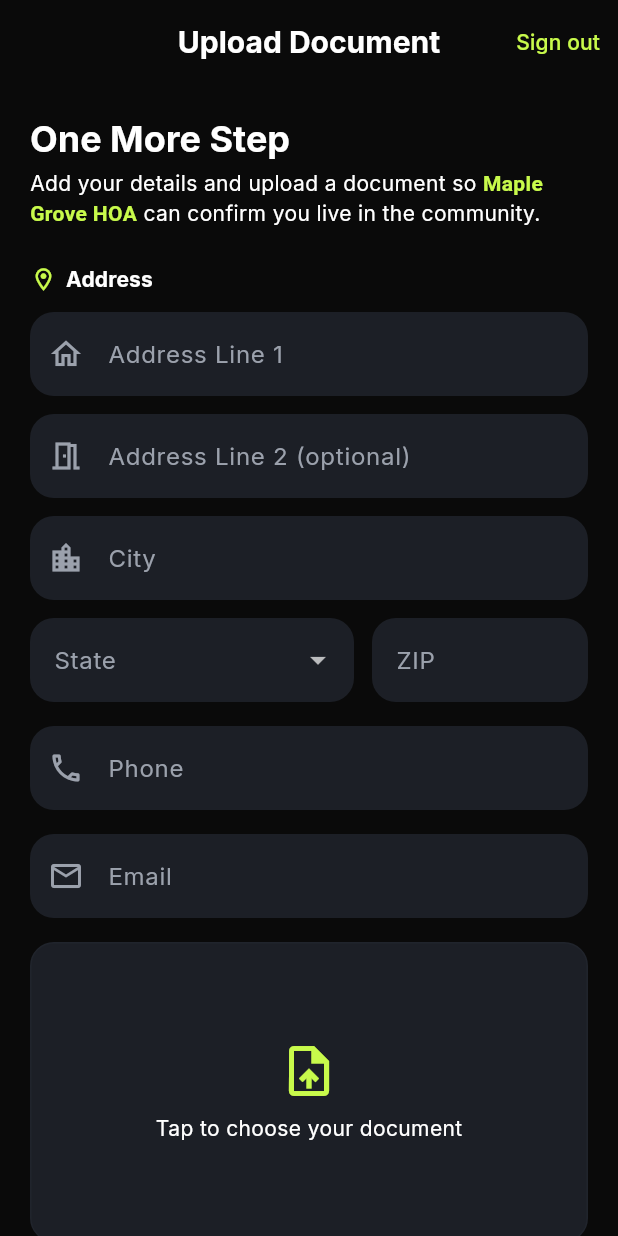
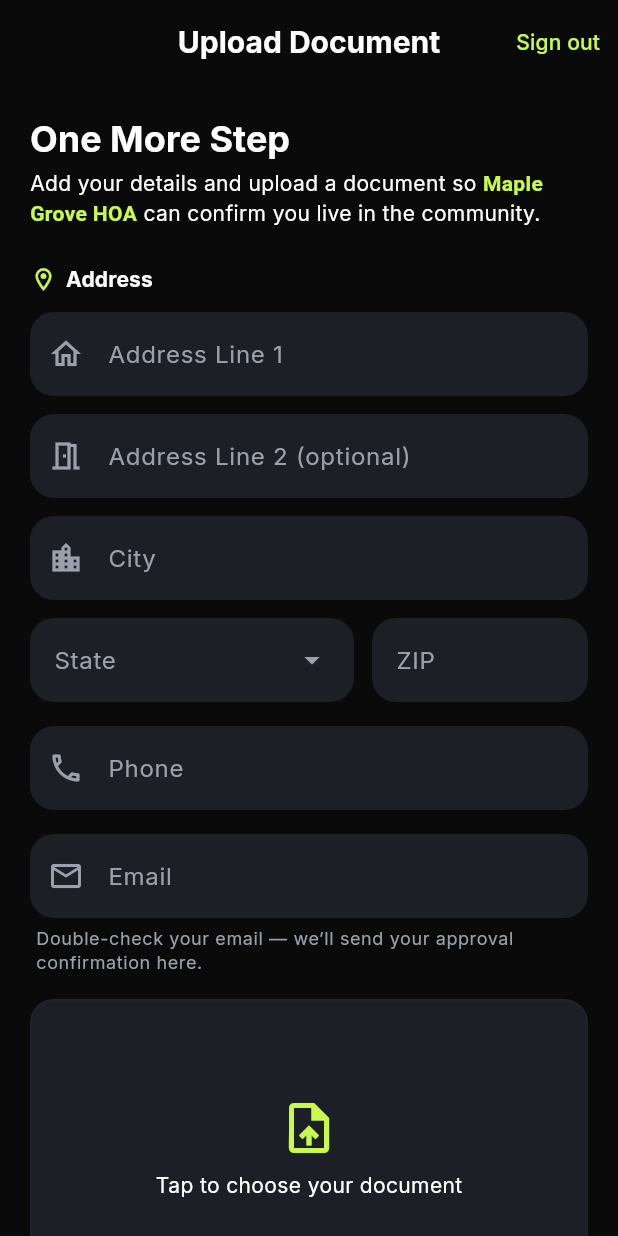
Before and after one commit to SabihSiddiqui1337/community-reserve, a Flutter app: the ResidencyVerificationScreen screen opened by its route, on a phone screen of 412 x 824 dp. Run offline on Flutter 3.47's test engine with Material 3 defaults, Android fonts, the phone set to English and light mode, and no system bars; our stand-ins replace cloud_firestore, cloud_functions, firebase_auth, firebase_core, firebase_messaging, firebase_storage and 10 more; missing offline and left inert: dart:html, flutter_inappwebview; accounts and stored records are empty.

Commit message:
Residency: searchable State field (type to filter), Email now required + reassuring helper note
Co-Authored-By: Claude Opus 4.8 (1M context) <noreply@anthropic.com>

```diff
--- a/lib/features/residency/presentation/residency_verification_screen.dart
+++ b/lib/features/residency/presentation/residency_verification_screen.dart
@@ -187,6 +187,7 @@ class _ResidencyVerificationScreenState
         _city.text.trim().isNotEmpty &&
         (_stateValue ?? '').isNotEmpty &&
         _zip.text.trim().isNotEmpty &&
+        _email.text.trim().isNotEmpty &&
         _bytes != null;
 
     return Scaffold(
@@ -279,15 +280,20 @@ class _ResidencyVerificationScreenState
                   children: [
                     Expanded(
                       flex: 3,
-                      child: DropdownButtonFormField<String>(
-                        initialValue: _stateValue,
-                        isExpanded: true,
-                        decoration: const InputDecoration(labelText: 'State'),
-                        items: [
+                      // Type to filter the states, then pick one.
+                      child: DropdownMenu<String>(
+                        initialSelection: _stateValue,
+                        enableFilter: true,
+                        requestFocusOnTap: true,
+                        expandedInsets: EdgeInsets.zero,
+                        menuHeight: 280,
+                        label: const Text('State'),
+                        inputDecorationTheme: theme.inputDecorationTheme,
+                        dropdownMenuEntries: [
                           for (final s in _usStates)
-                            DropdownMenuItem(value: s, child: Text(s)),
+                            DropdownMenuEntry(value: s, label: s),
                         ],
-                        onChanged: (v) => setState(() => _stateValue = v),
+                        onSelected: (v) => setState(() => _stateValue = v),
                       ),
                     ),
                     const SizedBox(width: 12),
@@ -315,9 +321,20 @@ class _ResidencyVerificationScreenState
                 TextField(
                   controller: _email,
                   keyboardType: TextInputType.emailAddress,
+                  onChanged: (_) => setState(() {}),
                   decoration: const InputDecoration(
                     labelText: 'Email',
                     prefixIcon: Icon(Icons.email_outlined),
+                  ),
+                ),
+                const SizedBox(height: 6),
+                Padding(
+                  padding: const EdgeInsets.only(left: 4),
+                  child: Text(
+                    'Double-check your email — we’ll send your approval '
+                    'confirmation here.',
+                    style: theme.textTheme.bodySmall
+                        ?.copyWith(color: theme.colorScheme.onSurfaceVariant),
                   ),
                 ),
                 const SizedBox(height: 16),
```
